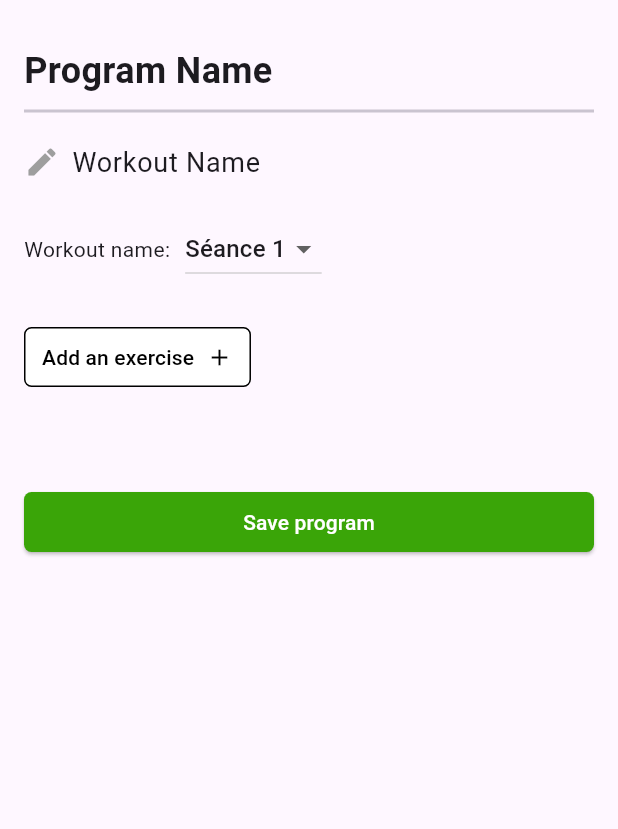
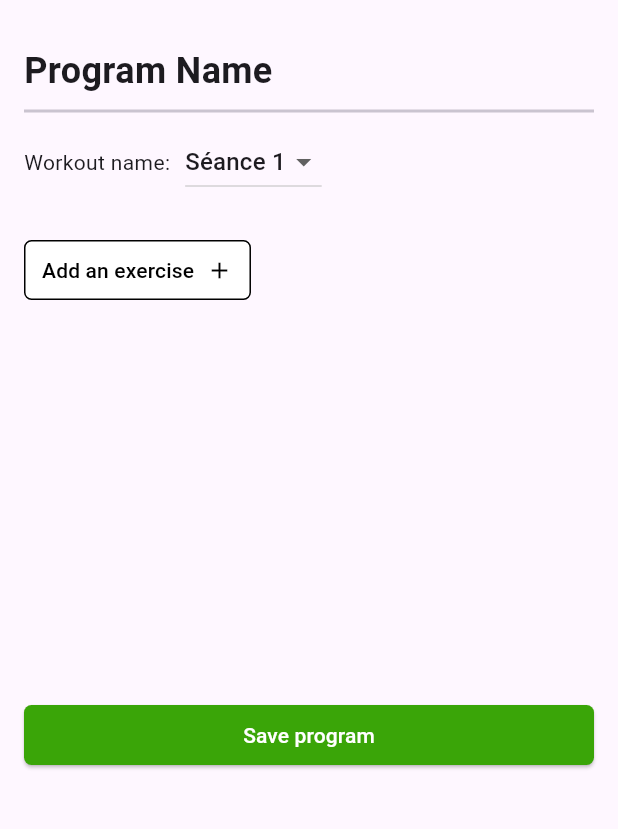
Before and after one commit to remybms/sportin-app, a Flutter app: the screen it shows after launch, after a tap on "Next Step", on a phone screen of 412 x 824 dp, the part 63-892 px from its top. Run offline on Flutter 3.47's test engine with Material 3 defaults, Android fonts, the phone set to English and light mode, and no system bars; our stand-ins replace table_calendar.

Commit message:
:sparkles: displayed exercices are now specific to the selected workout

```diff
--- a/lib/create-program/create_workout.dart
+++ b/lib/create-program/create_workout.dart
@@ -14,18 +14,20 @@ class CreateWorkoutPage extends StatefulWidget {
 }
 
 class _CreateWorkoutPageState extends State<CreateWorkoutPage> {
-  final TextEditingController _workoutNameController =
-      TextEditingController(text: "Workout Name");
-
   late List<String> workoutOptions;
   String? _selectedWorkout;
-  List<String> _selectedExercises = []; // to store the selected exercises
+  Map<String, List<String>> workoutExercises = {}; // store exercises per workout
 
   @override
   void initState() {
     super.initState();
     workoutOptions = List.generate(widget.workoutsPerWeek, (index) => "Séance ${index + 1}");
-    if (workoutOptions.isNotEmpty) _selectedWorkout = workoutOptions.first;
+    if (workoutOptions.isNotEmpty) {
+      _selectedWorkout = workoutOptions.first;
+    }
+    for (var workout in workoutOptions) {
+      workoutExercises[workout] = [];
+    }
   }
 
   void _showCreateExercisePopup(BuildContext context) {
@@ -38,7 +40,10 @@ class _CreateWorkoutPageState extends State<CreateWorkoutPage> {
       builder: (context) => ChooseCategoryPopup(
         onExerciseSelected: (selectedExercise) {
           setState(() {
-            _selectedExercises.add(selectedExercise); // add selected exercise to list
+            if (_selectedWorkout != null) {
+              workoutExercises.putIfAbsent(_selectedWorkout!, () => []);
+              workoutExercises[_selectedWorkout!]!.add(selectedExercise);
+            }
           });
         },
       ),
@@ -57,29 +62,12 @@ class _CreateWorkoutPageState extends State<CreateWorkoutPage> {
               child: Column(
                 crossAxisAlignment: CrossAxisAlignment.start,
                 children: [
-                  // Program name
+                  // program name
                   Text(
                     widget.programName,
                     style: TextStyle(fontSize: 24, fontWeight: FontWeight.bold),
                   ),
                   Divider(thickness: 2, height: 20),
-
-                  // Workout name (editable)
-                  Row(
-                    children: [
-                      Icon(Icons.edit, color: Colors.grey),
-                      SizedBox(width: 8),
-                      Expanded(
-                        child: TextField(
-                          controller: _workoutNameController,
-                          decoration: InputDecoration(border: InputBorder.none),
-                          style: TextStyle(fontSize: 18),
-                        ),
-                      ),
-                    ],
-                  ),
-
-                  SizedBox(height: 10),
 
                   // select workout dropdown
                   Row(
@@ -97,6 +85,7 @@ class _CreateWorkoutPageState extends State<CreateWorkoutPage> {
                         onChanged: (String? newValue) {
                           setState(() {
                             _selectedWorkout = newValue;
+                            workoutExercises.putIfAbsent(_selectedWorkout!, () => []);
                           });
                         },
                       ),
@@ -131,12 +120,21 @@ class _CreateWorkoutPageState extends State<CreateWorkoutPage> {
 
                   SizedBox(height: 10),
 
-                  // Show selected exercises
-                  Column(
-                    children: _selectedExercises.map((exercise) => ChosenExerciseTemplate(exerciseName: exercise)).toList(),
-                  ),
-
-                  SizedBox(height: 100),
+                  // dislpay selected exercises for the selected workout
+                  if (_selectedWorkout != null)
+                    SizedBox(
+                      height: 300,
+                      child: ListView.builder(
+                        shrinkWrap: true,
+                        physics: NeverScrollableScrollPhysics(),
+                        itemCount: workoutExercises[_selectedWorkout!]!.length,
+                        itemBuilder: (context, index) {
+                          return ChosenExerciseTemplate(
+                            exerciseName: workoutExercises[_selectedWorkout!]![index],
+                          );
+                        },
+                      ),
+                    ),
                 ],
               ),
             ),
@@ -148,7 +146,7 @@ class _CreateWorkoutPageState extends State<CreateWorkoutPage> {
             child: CustomButton(
               text: "Save program",
               onPressed: () {
-                // todo
+                // todo, sends data to the db and then sends to "all programs" page
               },
             ),
           ),
```
Also changed, not shown: lib/widgets/chosen_exercice_template.dart (line endings or trailing spaces).
